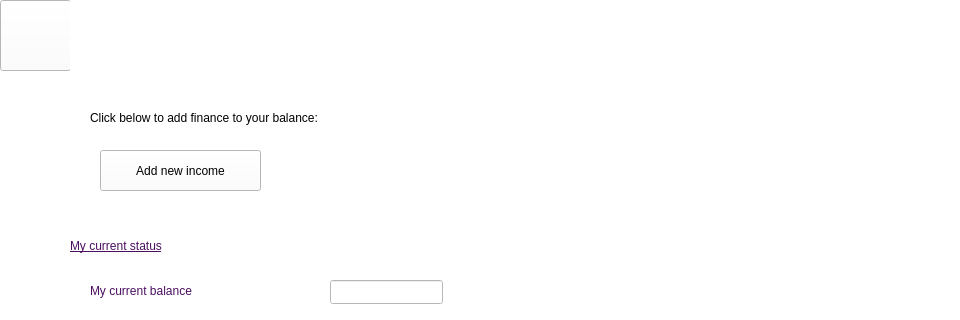
Before: the Qt Designer form checkbalance.ui in Nirjaraa/spendwise, drawn with Qt 5; both pictures show x 0 to 960 and y 0 to 320 of the 960 by 540 pixel window.
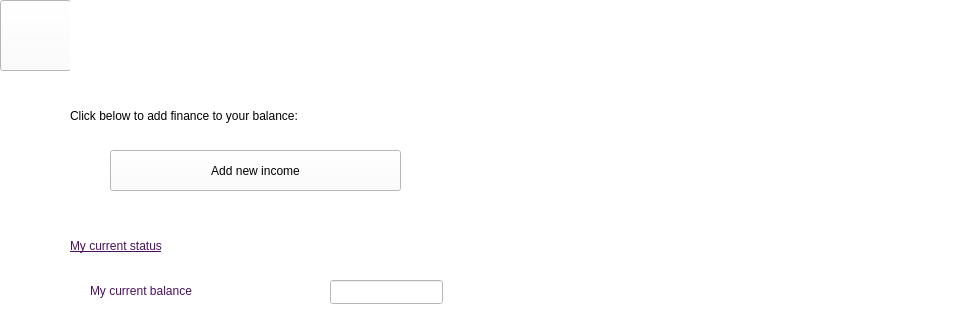
After: the same form once the commit is applied. Icons and pictures are not drawn.

Diff of the .ui file:
```diff
--- a/checkbalance.ui
+++ b/checkbalance.ui
@@ -36,9 +36,9 @@
    <widget class="QPushButton" name="pushButton_8">
     <property name="geometry">
      <rect>
-      <x>100</x>
+      <x>110</x>
       <y>150</y>
-      <width>161</width>
+      <width>291</width>
       <height>41</height>
      </rect>
     </property>
@@ -205,10 +205,10 @@
    <widget class="QLabel" name="label_3">
     <property name="geometry">
      <rect>
-      <x>90</x>
-      <y>110</y>
-      <width>311</width>
-      <height>16</height>
+      <x>70</x>
+      <y>105</y>
+      <width>411</width>
+      <height>21</height>
      </rect>
     </property>
     <property name="styleSheet">
@@ -258,7 +258,7 @@
    <widget class="QLabel" name="label">
     <property name="geometry">
      <rect>
-      <x>490</x>
+      <x>500</x>
       <y>110</y>
       <width>381</width>
       <height>351</height>
@@ -276,7 +276,7 @@
      <rect>
       <x>70</x>
       <y>0</y>
-      <width>881</width>
+      <width>891</width>
       <height>71</height>
      </rect>
     </property>
```
Left out of the diff: 13 changed lines with no effect on the pictures.
